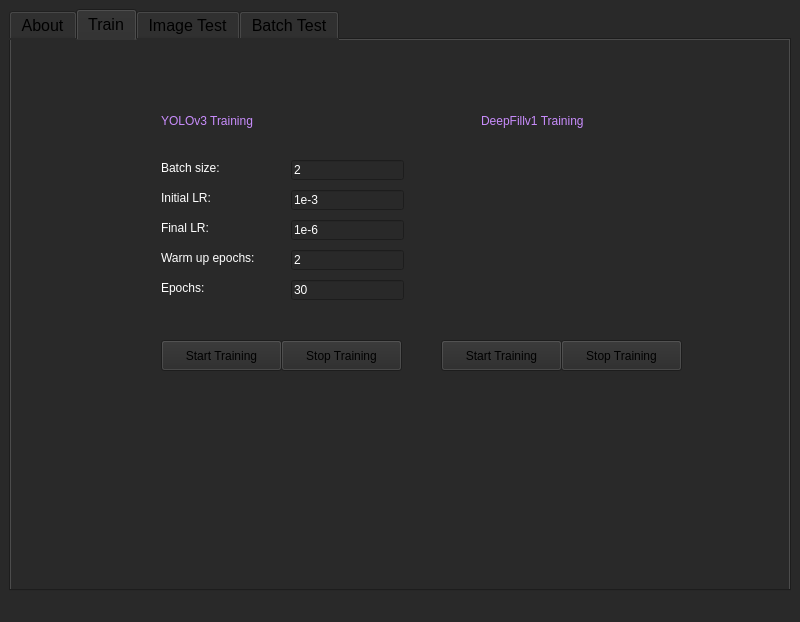
This is GUI/UI/MainScreen.ui in shlomi1074/Camouflage-Final-Project as Qt 5 draws it before an edit. The edited form follows.
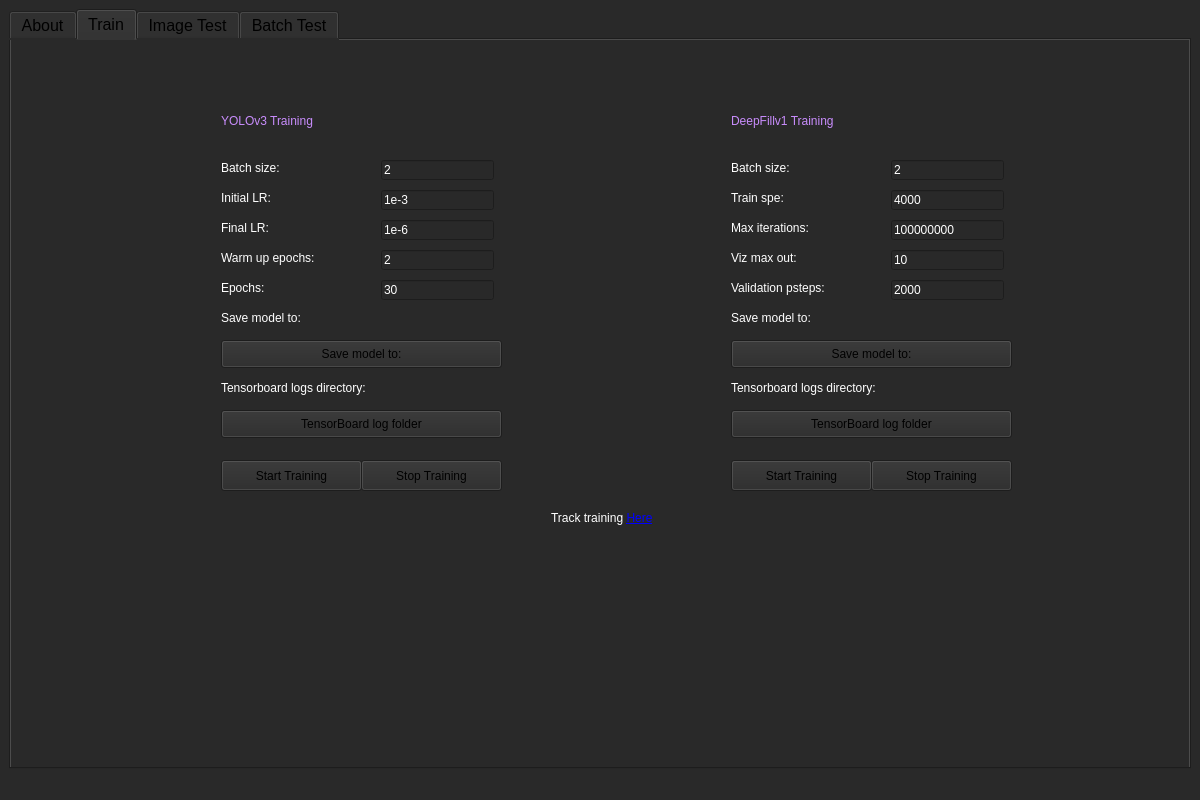
This is the edited form. The open tabs and pages were chosen to show the change.

What changed in the file:
```diff
--- a/GUI/UI/MainScreen.ui
+++ b/GUI/UI/MainScreen.ui
@@ -6,8 +6,8 @@
    <rect>
     <x>0</x>
     <y>0</y>
-    <width>800</width>
-    <height>622</height>
+    <width>1200</width>
+    <height>800</height>
    </rect>
   </property>
   <property name="windowTitle">
@@ -131,7 +131,7 @@
        <widget class="QLabel" name="label">
         <property name="geometry">
          <rect>
-          <x>150</x>
+          <x>210</x>
           <y>70</y>
           <width>141</width>
           <height>21</height>
@@ -147,7 +147,7 @@
        <widget class="QLabel" name="label_2">
         <property name="geometry">
          <rect>
-          <x>470</x>
+          <x>720</x>
           <y>70</y>
           <width>141</width>
           <height>21</height>
@@ -163,9 +163,9 @@
        <widget class="QPushButton" name="yoloStartTrainButton">
         <property name="geometry">
          <rect>
-          <x>150</x>
-          <y>300</y>
-          <width>121</width>
+          <x>210</x>
+          <y>420</y>
+          <width>141</width>
           <height>31</height>
          </rect>
         </property>
@@ -179,9 +179,9 @@
        <widget class="QPushButton" name="yoloStopTrainButton">
         <property name="geometry">
          <rect>
-          <x>270</x>
-          <y>300</y>
-          <width>121</width>
+          <x>350</x>
+          <y>420</y>
+          <width>141</width>
           <height>31</height>
          </rect>
         </property>
@@ -195,7 +195,7 @@
        <widget class="QLabel" name="label_3">
         <property name="geometry">
          <rect>
-          <x>150</x>
+          <x>210</x>
           <y>150</y>
           <width>81</width>
           <height>16</height>
@@ -211,7 +211,7 @@
        <widget class="QLabel" name="label_4">
         <property name="geometry">
          <rect>
-          <x>150</x>
+          <x>210</x>
           <y>120</y>
           <width>81</width>
           <height>16</height>
@@ -227,7 +227,7 @@
        <widget class="QLabel" name="label_5">
         <property name="geometry">
          <rect>
-          <x>150</x>
+          <x>210</x>
           <y>180</y>
           <width>81</width>
           <height>16</height>
@@ -243,7 +243,7 @@
        <widget class="QLabel" name="label_6">
         <property name="geometry">
          <rect>
-          <x>150</x>
+          <x>210</x>
           <y>210</y>
           <width>131</width>
           <height>16</height>
@@ -259,7 +259,7 @@
        <widget class="QLabel" name="label_7">
         <property name="geometry">
          <rect>
-          <x>150</x>
+          <x>210</x>
           <y>240</y>
           <width>81</width>
           <height>16</height>
@@ -275,7 +275,7 @@
        <widget class="QLineEdit" name="lineEdit">
         <property name="geometry">
          <rect>
-          <x>280</x>
+          <x>370</x>
           <y>120</y>
           <width>113</width>
           <height>20</height>
@@ -291,7 +291,7 @@
        <widget class="QLineEdit" name="lineEdit_2">
         <property name="geometry">
          <rect>
-          <x>280</x>
+          <x>370</x>
           <y>150</y>
           <width>113</width>
           <height>20</height>
@@ -307,7 +307,7 @@
        <widget class="QLineEdit" name="lineEdit_3">
         <property name="geometry">
          <rect>
-          <x>280</x>
+          <x>370</x>
           <y>180</y>
           <width>113</width>
           <height>20</height>
@@ -323,7 +323,7 @@
        <widget class="QLineEdit" name="lineEdit_4">
         <property name="geometry">
          <rect>
-          <x>280</x>
+          <x>370</x>
           <y>240</y>
           <width>113</width>
           <height>20</height>
@@ -339,7 +339,7 @@
        <widget class="QLineEdit" name="lineEdit_5">
         <property name="geometry">
          <rect>
-          <x>280</x>
+          <x>370</x>
           <y>210</y>
           <width>113</width>
           <height>20</height>
@@ -355,9 +355,9 @@
        <widget class="QPushButton" name="pushButton_5">
         <property name="geometry">
          <rect>
-          <x>550</x>
-          <y>300</y>
-          <width>121</width>
+          <x>860</x>
+          <y>420</y>
+          <width>141</width>
           <height>31</height>
          </rect>
         </property>
@@ -371,9 +371,9 @@
        <widget class="QPushButton" name="pushButton_3">
         <property name="geometry">
          <rect>
-          <x>430</x>
-          <y>300</y>
-          <width>121</width>
+          <x>720</x>
+          <y>420</y>
+          <width>141</width>
           <height>31</height>
          </rect>
         </property>
@@ -384,6 +384,301 @@
          <string>Start Training</string>
         </property>
        </widget>
+       <widget class="QPushButton" name="saveModelButton">
+        <property name="geometry">
+         <rect>
+          <x>210</x>
+          <y>300</y>
+          <width>281</width>
+          <height>28</height>
+         </rect>
+        </property>
+        <property name="text">
+         <string>Save model to:</string>
+        </property>
+       </widget>
+       <widget class="QPushButton" name="tensorboardLogFolderButton">
+        <property name="geometry">
+         <rect>
+          <x>210</x>
+          <y>370</y>
+          <width>281</width>
+          <height>28</height>
+         </rect>
+        </property>
+        <property name="text">
+         <string>TensorBoard log folder</string>
+        </property>
+       </widget>
+       <widget class="QLabel" name="label_10">
+        <property name="geometry">
+         <rect>
+          <x>210</x>
+          <y>270</y>
+          <width>91</width>
+          <height>16</height>
+         </rect>
+        </property>
+        <property name="styleSheet">
+         <string notr="true">color:white</string>
+        </property>
+        <property name="text">
+         <string>Save model to:</string>
+        </property>
+       </widget>
+       <widget class="QLabel" name="label_11">
+        <property name="geometry">
+         <rect>
+          <x>210</x>
+          <y>340</y>
+          <width>171</width>
+          <height>16</height>
+         </rect>
+        </property>
+        <property name="styleSheet">
+         <string notr="true">color:white</string>
+        </property>
+        <property name="text">
+         <string>Tensorboard logs directory:</string>
+        </property>
+       </widget>
+       <widget class="QLabel" name="label_12">
+        <property name="geometry">
+         <rect>
+          <x>720</x>
+          <y>150</y>
+          <width>61</width>
+          <height>16</height>
+         </rect>
+        </property>
+        <property name="styleSheet">
+         <string notr="true">color:white</string>
+        </property>
+        <property name="text">
+         <string>Train spe:</string>
+        </property>
+       </widget>
+       <widget class="QLabel" name="label_13">
+        <property name="geometry">
+         <rect>
+          <x>720</x>
+          <y>180</y>
+          <width>91</width>
+          <height>16</height>
+         </rect>
+        </property>
+        <property name="styleSheet">
+         <string notr="true">color:white</string>
+        </property>
+        <property name="text">
+         <string>Max iterations:</string>
+        </property>
+       </widget>
+       <widget class="QLabel" name="label_14">
+        <property name="geometry">
+         <rect>
+          <x>720</x>
+          <y>210</y>
+          <width>91</width>
+          <height>16</height>
+         </rect>
+        </property>
+        <property name="styleSheet">
+         <string notr="true">color:white</string>
+        </property>
+        <property name="text">
+         <string>Viz max out:</string>
+        </property>
+       </widget>
+       <widget class="QLabel" name="label_15">
+        <property name="geometry">
+         <rect>
+          <x>720</x>
+          <y>240</y>
+          <width>101</width>
+          <height>16</height>
+         </rect>
+        </property>
+        <property name="styleSheet">
+         <string notr="true">color:white</string>
+        </property>
+        <property name="text">
+         <string>Validation psteps:</string>
+        </property>
+       </widget>
+       <widget class="QLabel" name="label_16">
+        <property name="geometry">
+         <rect>
+          <x>720</x>
+          <y>120</y>
+          <width>71</width>
+          <height>16</height>
+         </rect>
+        </property>
+        <property name="styleSheet">
+         <string notr="true">color:white</string>
+        </property>
+        <property name="text">
+         <string>Batch size:</string>
+        </property>
+       </widget>
+       <widget class="QLineEdit" name="lineEdit_6">
+        <property name="geometry">
+         <rect>
+          <x>880</x>
+          <y>120</y>
+          <width>113</width>
+          <height>20</height>
+         </rect>
+        </property>
+        <property name="styleSheet">
+         <string notr="true">color:white</string>
+        </property>
+        <property name="text">
+         <string>2</string>
+        </property>
+       </widget>
+       <widget class="QLineEdit" name="lineEdit_7">
+        <property name="geometry">
+         <rect>
+          <x>880</x>
+          <y>150</y>
+          <width>113</width>
+          <height>20</height>
+         </rect>
+        </property>
+        <property name="styleSheet">
+         <string notr="true">color:white</string>
+        </property>
+        <property name="text">
+         <string>4000</string>
+        </property>
+       </widget>
+       <widget class="QLineEdit" name="lineEdit_8">
+        <property name="geometry">
+         <rect>
+          <x>880</x>
+          <y>180</y>
+          <width>113</width>
+          <height>20</height>
+         </rect>
+        </property>
+        <property name="styleSheet">
+         <string notr="true">color:white</string>
+        </property>
+        <property name="text">
+         <string>100000000</string>
+        </property>
+       </widget>
+       <widget class="QLineEdit" name="lineEdit_9">
+        <property name="geometry">
+         <rect>
+          <x>880</x>
+          <y>210</y>
+          <width>113</width>
+          <height>20</height>
+         </rect>
+        </property>
+        <property name="styleSheet">
+         <string notr="true">color:white</string>
+        </property>
+        <property name="text">
+         <string>10</string>
+        </property>
+       </widget>
+       <widget class="QLineEdit" name="lineEdit_10">
+        <property name="geometry">
+         <rect>
+          <x>880</x>
+          <y>240</y>
+          <width>113</width>
+          <height>20</height>
+         </rect>
+        </property>
+        <property name="styleSheet">
+         <string notr="true">color:white</string>
+        </property>
+        <property name="text">
+         <string>2000</string>
+        </property>
+       </widget>
+       <widget class="QLabel" name="label_17">
+        <property name="geometry">
+         <rect>
+          <x>720</x>
+          <y>270</y>
+          <width>91</width>
+          <height>16</height>
+         </rect>
+        </property>
+        <property name="styleSheet">
+         <string notr="true">color:white</string>
+        </property>
+        <property name="text">
+         <string>Save model to:</string>
+        </property>
+       </widget>
+       <widget class="QPushButton" name="saveModelButton_2">
+        <property name="geometry">
+         <rect>
+          <x>720</x>
+          <y>300</y>
+          <width>281</width>
+          <height>28</height>
+         </rect>
+        </property>
+        <property name="text">
+         <string>Save model to:</string>
+        </property>
+       </widget>
+       <widget class="QLabel" name="label_18">
+        <property name="geometry">
+         <rect>
+          <x>720</x>
+          <y>340</y>
+          <width>171</width>
+          <height>16</height>
+         </rect>
+        </property>
+        <property name="styleSheet">
+         <string notr="true">color:white</string>
+        </property>
+        <property name="text">
+         <string>Tensorboard logs directory:</string>
+        </property>
+       </widget>
+       <widget class="QPushButton" name="tensorboardLogFolderButton_2">
+        <property name="geometry">
+         <rect>
+          <x>720</x>
+          <y>370</y>
+          <width>281</width>
+          <height>28</height>
+         </rect>
+        </property>
+        <property name="text">
+         <string>TensorBoard log folder</string>
+        </property>
+       </widget>
+       <widget class="QLabel" name="trainingTrackerLabel">
+        <property name="geometry">
+         <rect>
+          <x>540</x>
+          <y>470</y>
+          <width>121</width>
+          <height>16</height>
+         </rect>
+        </property>
+        <property name="styleSheet">
+         <string notr="true">color:white</string>
+        </property>
+        <property name="text">
+         <string>Track training &lt;a href=http://www.localhost:6006&gt; Here&lt;/a&gt;</string>
+        </property>
+        <property name="openExternalLinks">
+         <bool>true</bool>
+        </property>
+       </widget>
       </widget>
       <widget class="QWidget" name="singleTest">
        <attribute name="title">
```
Left out of the diff: 10 changed lines with no effect on the pictures.
